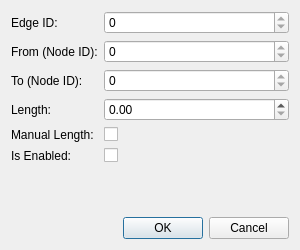
Old version of the form editedgedialog.ui in the repository jantakac/pmedian-expert-system-qt.
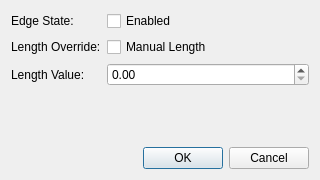
New version of the form.

Patch:
```diff
--- a/editedgedialog.ui
+++ b/editedgedialog.ui
@@ -6,8 +6,8 @@
    <rect>
     <x>0</x>
     <y>0</y>
-    <width>300</width>
-    <height>250</height>
+    <width>320</width>
+    <height>180</height>
    </rect>
   </property>
   <property name="windowTitle">
@@ -17,105 +17,67 @@
    <item>
     <layout class="QFormLayout" name="formLayout">
      <item row="0" column="0">
-      <widget class="QLabel" name="labelId">
+      <widget class="QLabel" name="labelEnabled">
        <property name="text">
-        <string>Edge ID:</string>
+        <string>Edge State:</string>
        </property>
       </widget>
      </item>
      <item row="0" column="1">
-      <widget class="QSpinBox" name="spinId">
-       <property name="readOnly">
-        <bool>true</bool>
-       </property>
-       <property name="maximum">
-        <number>999999</number>
+      <widget class="QCheckBox" name="checkEnabled">
+       <property name="text">
+        <string>Enabled</string>
        </property>
       </widget>
      </item>
      <item row="1" column="0">
-      <widget class="QLabel" name="labelFrom">
+      <widget class="QLabel" name="labelManual">
        <property name="text">
-        <string>From (Node ID):</string>
+        <string>Length Override:</string>
        </property>
       </widget>
      </item>
      <item row="1" column="1">
-      <widget class="QSpinBox" name="spinFrom">
-       <property name="readOnly">
-        <bool>true</bool>
-       </property>
-       <property name="maximum">
-        <number>999999</number>
+      <widget class="QCheckBox" name="checkManual">
+       <property name="text">
+        <string>Manual Length</string>
        </property>
       </widget>
      </item>
      <item row="2" column="0">
-      <widget class="QLabel" name="labelTo">
-       <property name="text">
-        <string>To (Node ID):</string>
-       </property>
-      </widget>
-     </item>
-     <item row="2" column="1">
-      <widget class="QSpinBox" name="spinTo">
-       <property name="readOnly">
-        <bool>true</bool>
-       </property>
-       <property name="maximum">
-        <number>999999</number>
-       </property>
-      </widget>
-     </item>
-     <item row="3" column="0">
       <widget class="QLabel" name="labelLength">
        <property name="text">
-        <string>Length:</string>
+        <string>Length Value:</string>
        </property>
       </widget>
      </item>
-     <item row="3" column="1">
-      <widget class="QDoubleSpinBox" name="spinLength">
+     <item row="2" column="1">
+      <widget class="QDoubleSpinBox" name="doubleSpinLength">
        <property name="maximum">
-        <double>999999.989999999990687</double>
-       </property>
-      </widget>
-     </item>
-     <item row="4" column="0">
-      <widget class="QLabel" name="labelManual">
-       <property name="text">
-        <string>Manual Length:</string>
-       </property>
-      </widget>
-     </item>
-     <item row="4" column="1">
-      <widget class="QCheckBox" name="checkManualLength">
-       <property name="text">
-        <string/>
-       </property>
-       <property name="toolTip">
-        <string>If checked, length will not change when nodes are moved.</string>
-       </property>
-      </widget>
-     </item>
-     <item row="5" column="0">
-      <widget class="QLabel" name="labelEnabled">
-       <property name="text">
-        <string>Is Enabled:</string>
-       </property>
-      </widget>
-     </item>
-     <item row="5" column="1">
-      <widget class="QCheckBox" name="checkEnabled">
-       <property name="text">
-        <string/>
+        <double>999999.990000000037253</double>
        </property>
       </widget>
      </item>
     </layout>
    </item>
+   <item>
+    <spacer name="verticalSpacer">
+     <property name="orientation">
+      <enum>Qt::Vertical</enum>
+     </property>
+     <property name="sizeHint" stdset="0">
+      <size>
+       <width>20</width>
+       <height>40</height>
+      </size>
+     </property>
+    </spacer>
+   </item>
    <item>
     <widget class="QDialogButtonBox" name="buttonBox">
+     <property name="orientation">
+      <enum>Qt::Horizontal</enum>
+     </property>
      <property name="standardButtons">
       <set>QDialogButtonBox::StandardButton::Cancel|QDialogButtonBox::StandardButton::Ok</set>
      </property>
```
Left out of the diff: 18 changed lines with no effect on the pictures.
